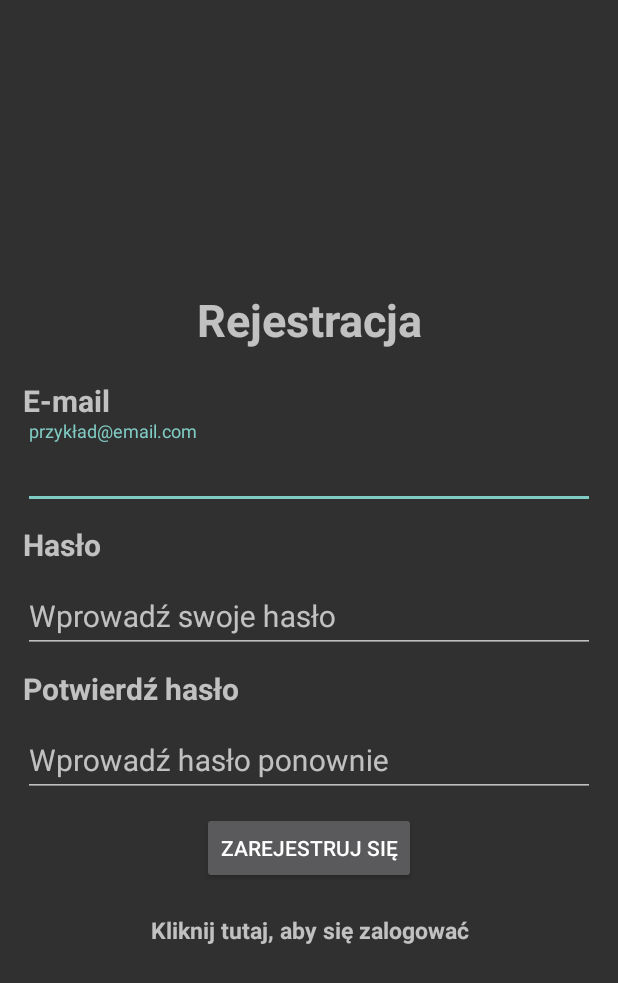
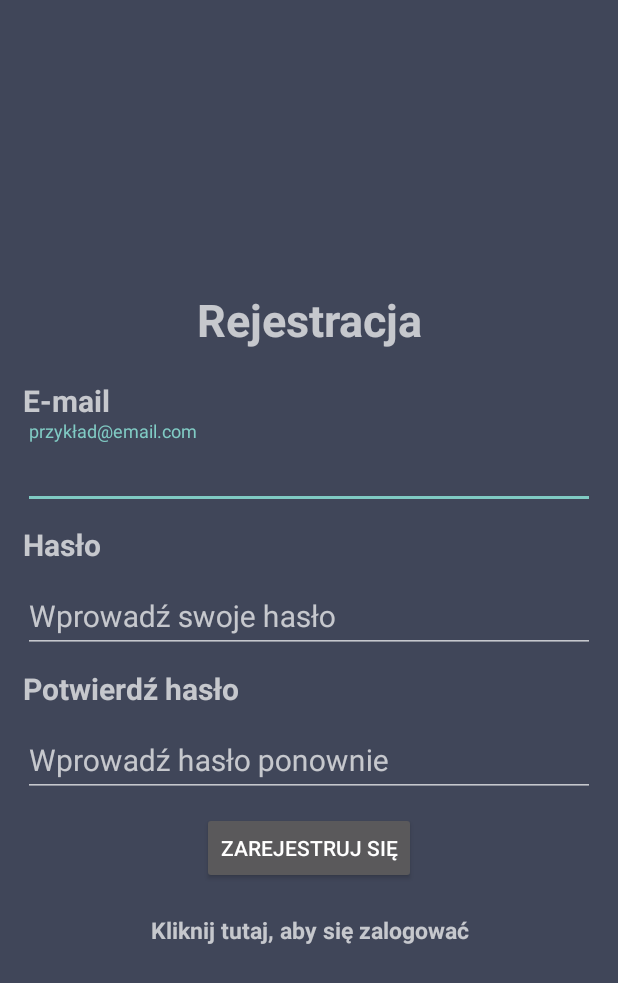
Before and after one commit to noisevisionproductions/PlayMeet, an Android app: the screen it shows after launch (Register), after a tap on "Kliknij tutaj, aby się zarejestrować", on a phone screen of 412 x 824 dp. Shown: the top 983 px of the screen. Run offline under Robolectric (Android 15) with nearby library versions, the phone set to English and light mode, and no system bars; our stand-ins replace Firebase (no records; nobody signed in at launch, a user with empty details on screens opened directly).

Commit message:
nowe kolory tła

```diff
--- a/app/src/main/res/layout/activity_login.xml
+++ b/app/src/main/res/layout/activity_login.xml
@@ -3,6 +3,7 @@
     xmlns:tools="http://schemas.android.com/tools"
     android:layout_width="match_parent"
     android:layout_height="match_parent"
+    android:background="@color/material_dynamic_secondary30"
     xmlns:app="http://schemas.android.com/apk/res-auto"
     android:gravity="center"
     android:orientation="vertical"
--- a/app/src/main/res/layout/activity_register.xml
+++ b/app/src/main/res/layout/activity_register.xml
@@ -3,6 +3,7 @@
     xmlns:tools="http://schemas.android.com/tools"
     android:layout_width="match_parent"
     android:layout_height="match_parent"
+    android:background="@color/material_dynamic_secondary30"
     android:gravity="center"
     android:orientation="vertical"
     android:padding="15dp"
--- /dev/null
+++ b/app/src/main/res/values/colors.xml
@@ -0,0 +1,3 @@
+<?xml version="1.0" encoding="utf-8"?>
+<resources><color name="more_blue">#0000FF</color>
+</resources>
```
